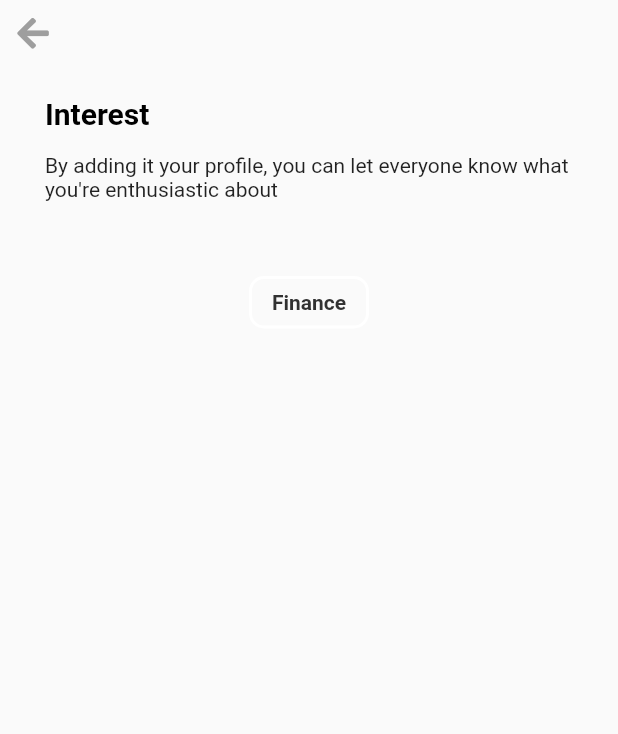
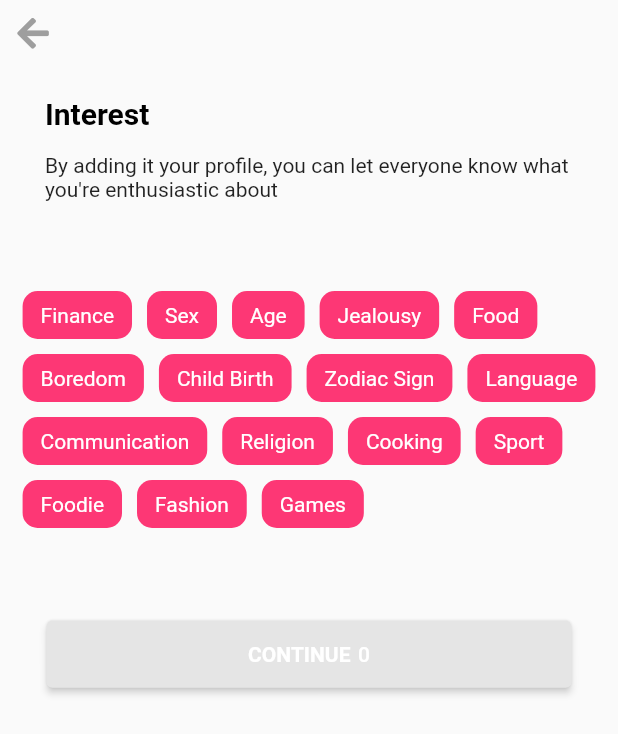
Before and after one commit to Sharply-Community/udoh, a Flutter app: the SelectTopic screen opened directly, on a phone screen of 412 x 824 dp. Shown: the top 734 px of the screen. Run offline on Flutter 3.47's test engine with Material 2 defaults, Android fonts, the phone set to English and light mode, and no system bars; our stand-ins replace chips_choice_null_safety, font_awesome_flutter, introduction_screen, otp_text_field, sizer.

Commit message:
Refactor Done

```diff
--- a/lib/Screens/selecttopic.dart
+++ b/lib/Screens/selecttopic.dart
@@ -1,6 +1,9 @@
+// ignore_for_file: avoid_unnecessary_containers, prefer_is_empty
+
 import 'package:flutter/cupertino.dart';
 import 'package:flutter/material.dart';
 import 'package:marriage/exports.dart';
+import 'package:chips_choice_null_safety/chips_choice_null_safety.dart';
 
 enum selected { active, inActive }
 
@@ -12,9 +15,27 @@ class SelectTopic extends StatefulWidget {
 }
 
 class _SelectTopicState extends State<SelectTopic> {
-  final activeSelectedColor = const Color(0xff313131);
-  final inActiveSelectedColor = const Color(0xffFFFFFF);
+  var btnColor = const Color(0xffE5E5E5);
   selected? selectedColor;
+  List<String> tags = [];
+  List<String> interest = [
+    'Finance',
+    'Sex',
+    'Age',
+    'Jealousy',
+    'Food',
+    'Boredom',
+    'Child Birth',
+    'Zodiac Sign',
+    'Language',
+    'Communication',
+    'Religion',
+    'Cooking',
+    'Sport',
+    'Foodie',
+    'Fashion',
+    'Games'
+  ];
 
   @override
   Widget build(BuildContext context) {
@@ -31,33 +52,81 @@ class _SelectTopicState extends State<SelectTopic> {
                 child: Text(
                     'By adding it your profile, you can let everyone know what you\'re enthusiastic about')),
           ),
-          InkWell(
-              onTap: () {
-                selectedColor = selected.active;
-              },
-              child: ListContainer('Finance'))
+          Container(
+            child: Column(
+              mainAxisAlignment: MainAxisAlignment.center,
+              children: [
+                ChipsChoice<String>.multiple(
+                  value: tags,
+                  onChanged: (val) {
+                    setState(() {
+                      tags = val;
+                      if (tags.length == 3) {
+                        btnColor = color;
+                      } else {
+                        btnColor;
+                      }
+                    });
+                  },
+                  choiceItems: C2Choice.listFrom<String, String>(
+                    source: interest,
+                    value: (i, v) => v,
+                    label: (i, v) => v,
+                  ),
+                  wrapped: true,
+                  choiceStyle: const C2ChoiceStyle(
+                    showCheckmark: false,
+                    color: color,
+                    brightness: Brightness.dark,
+                    borderRadius: BorderRadius.all(
+                      Radius.circular((10)),
+                    ),
+                  ),
+                  choiceActiveStyle: const C2ChoiceStyle(color: color),
+                ),
+              ],
+            ),
+          ),
+          const SizedBox(
+            height: 50,
+          ),
+          ElevatedButton(
+            style: ElevatedButton.styleFrom(
+              shadowColor: btnColor,
+              primary: btnColor,
+              maximumSize: const Size.fromHeight(45),
+              fixedSize: const Size.fromWidth(350),
+            ),
+            onPressed: () {
+              Navigator.push(context,
+                  MaterialPageRoute(builder: (context) => const HomePage()));
+            },
+            child: Center(
+              child: Row(
+                mainAxisAlignment: MainAxisAlignment.center,
+                crossAxisAlignment: CrossAxisAlignment.center,
+                children: [
+                  const Text(
+                    'CONTINUE',
+                    style: TextStyle(fontWeight: FontWeight.bold),
+                  ),
+                  const SizedBox(
+                    width: 5,
+                  ),
+                  Text(
+                    tags.length <= 0
+                        ? "0"
+                        : tags.length > 3
+                            ? "3/3"
+                            : "(${tags.length}/3)",
+                    style: const TextStyle(color: Colors.white),
+                  )
+                ],
+              ),
+            ),
+          )
         ],
       )),
     );
   }
-
-  Widget ListContainer(String text) {
-    return Container(
-      height: 35,
-      width: 80,
-      decoration: BoxDecoration(
-          borderRadius: BorderRadius.circular(10),
-          border: Border.all(
-            color: selectedColor == selected.active
-                ? activeSelectedColor
-                : inActiveSelectedColor,
-            width: 2.0,
-          )),
-      child: Center(
-        child: Text(text,
-            style: const TextStyle(
-                color: Color(0xff313131), fontWeight: FontWeight.bold)),
-      ),
-    );
-  }
 }
--- a/lib/constants/constant.dart
+++ b/lib/constants/constant.dart
@@ -20,3 +20,9 @@ const colorDivider2 = Colors.white12;
 const aligntext = EdgeInsets.symmetric(horizontal: 10, vertical: 10);
 const paddingText = EdgeInsets.only(left: 25, right: 25, top: 10);
 const paddingSecondText = EdgeInsets.only(top: 5, left: 20, right: 20);
+const innerBox = SizedBox(
+  width: 10,
+);
+const outerBox = SizedBox(
+  height: 10,
+);
--- a/lib/exports.dart
+++ b/lib/exports.dart
@@ -15,3 +15,5 @@ export 'package:marriage/Screens/phoneregister.dart';
 export 'package:marriage/Screens/enteremail.dart';
 export 'package:marriage/Screens/date.dart';
 export 'package:marriage/Screens/choosegender.dart';
+export 'package:marriage/Screens/selecttopic.dart';
+export 'package:marriage/Screens/homepage.dart';
--- a/pubspec.yaml
+++ b/pubspec.yaml
@@ -19,6 +19,7 @@ dependencies:
   introduction_screen: ^2.1.0
   country_code_picker: ^2.0.2
   otp_text_field: ^1.1.1
+  chips_choice_null_safety: ^2.0.4
 
 dev_dependencies:
   flutter_test:
```
Also changed, not shown: lib/Screens/choosegender.dart (+9 -5 lines), lib/Screens/googleregister.dart (+12 -6 lines), assets/unsplash1.png (added), assets/unsplash2.png (added), pubspec.lock.
